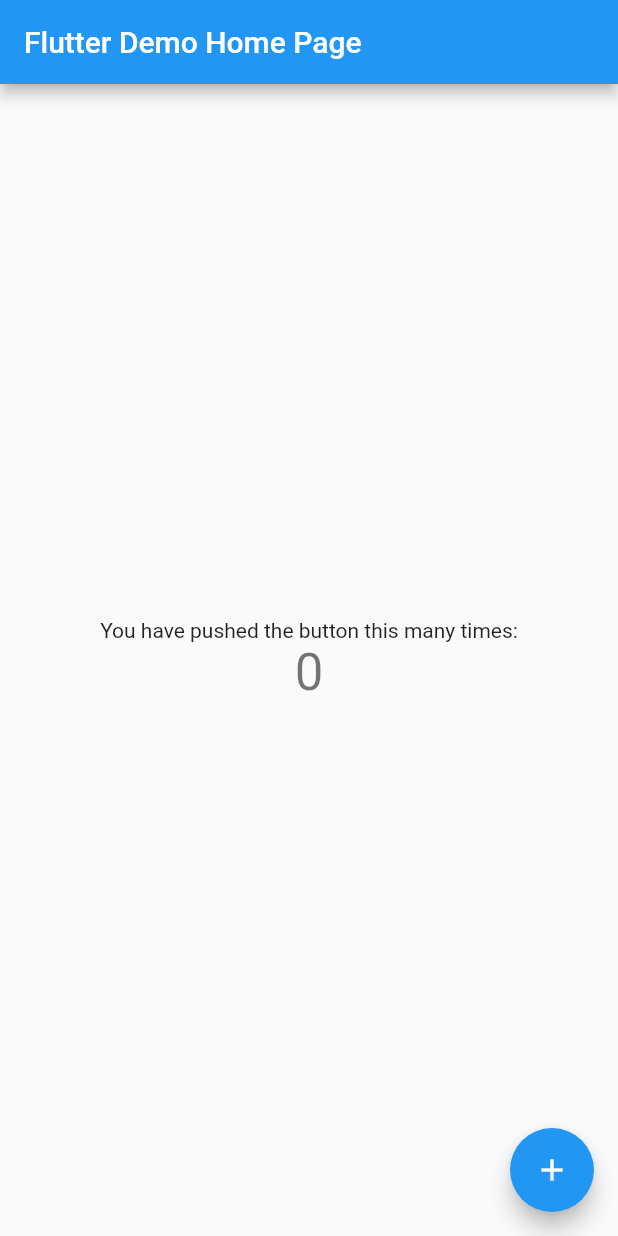
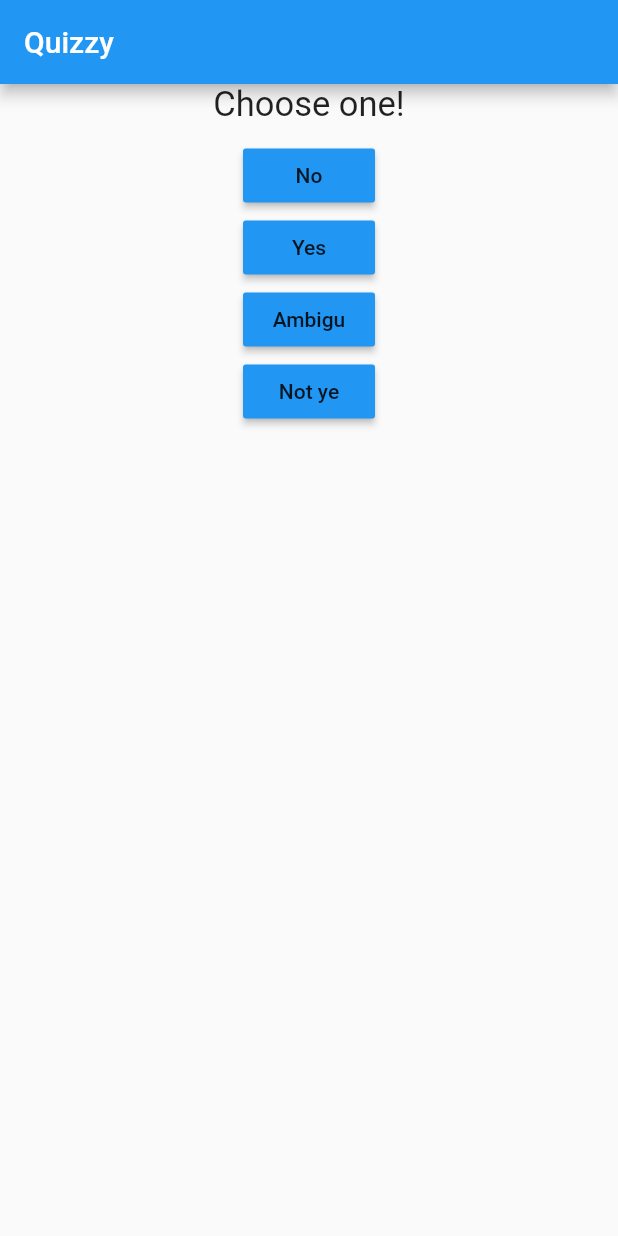
Before and after one commit to mosleim/belajar-flutter, a Flutter app: the screen it shows after launch, on a phone screen of 412 x 824 dp. Run offline on Flutter 3.47's test engine with Material 2 defaults, Android fonts, the phone set to English and light mode, and no system bars.

```diff
--- /dev/null
+++ b/basic1/lib/answer.dart
@@ -0,0 +1,21 @@
+import 'package:flutter/material.dart';
+
+class Answer extends StatelessWidget {
+  final Function(int) addScore;
+  final List<Map<String, Object>> answers;
+  Answer(this.answers, this.addScore);
+  @override
+  Widget build(BuildContext context) {
+    return Container(
+      margin: EdgeInsets.all(10.0),
+      child: Column(
+        children: answers
+            .map((element) => RaisedButton(color: Colors.blue,
+                  child: Text(element['name']),
+                  onPressed: ()=>addScore(element['score']),
+                ))
+            .toList(),
+      ),
+    );
+  }
+}
--- a/basic1/lib/main.dart
+++ b/basic1/lib/main.dart
@@ -1,111 +1,76 @@
+import 'package:basic1/quiz.dart';
+import 'package:basic1/result.dart';
 import 'package:flutter/material.dart';
+import 'package:flutter/widgets.dart';
 
 void main() => runApp(MyApp());
 
-class MyApp extends StatelessWidget {
-  // This widget is the root of your application.
+class MyApp extends StatefulWidget {
   @override
-  Widget build(BuildContext context) {
-    return MaterialApp(
-      title: 'Flutter Demo',
-      theme: ThemeData(
-        // This is the theme of your application.
-        //
-        // Try running your application with "flutter run". You'll see the
-        // application has a blue toolbar. Then, without quitting the app, try
-        // changing the primarySwatch below to Colors.green and then invoke
-        // "hot reload" (press "r" in the console where you ran "flutter run",
-        // or simply save your changes to "hot reload" in a Flutter IDE).
-        // Notice that the counter didn't reset back to zero; the application
-        // is not restarted.
-        primarySwatch: Colors.blue,
-      ),
-      home: MyHomePage(title: 'Flutter Demo Home Page'),
-    );
-  }
+  _MyAppState createState() => _MyAppState();
 }
 
-class MyHomePage extends StatefulWidget {
-  MyHomePage({Key key, this.title}) : super(key: key);
+class _MyAppState extends State<MyApp> {
+  final data = [
+    {
+      'question': "Choose one!",
+      'answers': [
+        {'name': 'No', 'score': 1},
+        {'name': 'Yes', 'score': 2},
+        {'name': 'Ambigu', 'score': 3},
+        {'name': 'Not ye', 'score': 4},
+      ],
+    },
+    {
+      'question': "Choose one!",
+      'answers': [
+        {'name': 'No', 'score': 1},
+        {'name': 'Yes', 'score': 2},
+        {'name': 'Ambigu', 'score': 3},
+        {'name': 'Not ye', 'score': 4},
+      ],
+    },
+    {
+      'question': "Choose one!",
+      'answers': [
+        {'name': 'No', 'score': 1},
+        {'name': 'Yes', 'score': 2},
+        {'name': 'Ambigu', 'score': 3},
+        {'name': 'Not ye', 'score': 4},
+      ],
+    },
+  ];
+  int indexQuestion = 0;
+  int totalScore = 0;
+  void addScore(int score) {
+    setState(() {
+      indexQuestion++;
+      totalScore += score;
+    });
+  }
 
-  // This widget is the home page of your application. It is stateful, meaning
-  // that it has a State object (defined below) that contains fields that affect
-  // how it looks.
+  void reset() {
+    setState(() {
+      indexQuestion = 0;
+      totalScore = 0;
+    });
+  }
 
-  // This class is the configuration for the state. It holds the values (in this
-  // case the title) provided by the parent (in this case the App widget) and
-  // used by the build method of the State. Fields in a Widget subclass are
-  // always marked "final".
-
-  final String title;
-
-  @override
-  _MyHomePageState createState() => _MyHomePageState();
-}
-
-class _MyHomePageState extends State<MyHomePage> {
-  int _counter = 0;
-
-  void _incrementCounter() {
-    setState(() {
-      // This call to setState tells the Flutter framework that something has
-      // changed in this State, which causes it to rerun the build method below
-      // so that the display can reflect the updated values. If we changed
-      // _counter without calling setState(), then the build method would not be
-      // called again, and so nothing would appear to happen.
-      _counter++;
-    });
+  Widget showQuiz() {
+    return (indexQuestion < data.length)
+        ? Quiz(data[indexQuestion], this.addScore)
+        : Result(totalScore, reset);
   }
 
   @override
   Widget build(BuildContext context) {
-    // This method is rerun every time setState is called, for instance as done
-    // by the _incrementCounter method above.
-    //
-    // The Flutter framework has been optimized to make rerunning build methods
-    // fast, so that you can just rebuild anything that needs updating rather
-    // than having to individually change instances of widgets.
-    return Scaffold(
-      appBar: AppBar(
-        // Here we take the value from the MyHomePage object that was created by
-        // the App.build method, and use it to set our appbar title.
-        title: Text(widget.title),
+    return MaterialApp(
+      home: Scaffold(
+        appBar: AppBar(
+          title: Text("Quizzy"),
+        ),
+        body: showQuiz(),
       ),
-      body: Center(
-        // Center is a layout widget. It takes a single child and positions it
-        // in the middle of the parent.
-        child: Column(
-          // Column is also layout widget. It takes a list of children and
-          // arranges them vertically. By default, it sizes itself to fit its
-          // children horizontally, and tries to be as tall as its parent.
-          //
-          // Invoke "debug painting" (press "p" in the console, choose the
-          // "Toggle Debug Paint" action from the Flutter Inspector in Android
-          // Studio, or the "Toggle Debug Paint" command in Visual Studio Code)
-          // to see the wireframe for each widget.
-          //
-          // Column has various properties to control how it sizes itself and
-          // how it positions its children. Here we use mainAxisAlignment to
-          // center the children vertically; the main axis here is the vertical
-          // axis because Columns are vertical (the cross axis would be
-          // horizontal).
-          mainAxisAlignment: MainAxisAlignment.center,
-          children: <Widget>[
-            Text(
-              'You have pushed the button this many times:',
-            ),
-            Text(
-              '$_counter',
-              style: Theme.of(context).textTheme.display1,
-            ),
-          ],
-        ),
-      ),
-      floatingActionButton: FloatingActionButton(
-        onPressed: _incrementCounter,
-        tooltip: 'Increment',
-        child: Icon(Icons.add),
-      ), // This trailing comma makes auto-formatting nicer for build methods.
     );
   }
 }
--- /dev/null
+++ b/basic1/lib/question.dart
@@ -0,0 +1,15 @@
+import 'package:flutter/material.dart';
+
+class Question extends StatelessWidget {
+  final String question;
+  Question(this.question);
+  @override
+  Widget build(BuildContext context) {
+    return Center(
+      child: Text(
+        this.question,
+        style: TextStyle(fontSize: 23.0),
+      ),
+    );
+  }
+}
--- /dev/null
+++ b/basic1/lib/quiz.dart
@@ -0,0 +1,18 @@
+import 'package:basic1/answer.dart';
+import 'package:basic1/question.dart';
+import 'package:flutter/material.dart';
+
+class Quiz extends StatelessWidget {
+  final Map<String, Object> quiz;
+  final Function(int) addScoore;
+  Quiz(this.quiz, this.addScoore);
+  @override
+  Widget build(BuildContext context) {
+    return Column(
+      children: <Widget>[
+        Question(quiz['question']),
+        Answer(quiz['answers'], addScoore)
+      ],
+    );
+  }
+}
--- /dev/null
+++ b/basic1/lib/result.dart
@@ -0,0 +1,29 @@
+import 'package:flutter/material.dart';
+
+class Result extends StatelessWidget {
+  final Function reset;
+  final int score;
+  Result(this.score, this.reset);
+  String get strScore {
+    return (score < 5) ? "Ugly!" : "Smart!";
+  }
+
+  @override
+  Widget build(BuildContext context) {
+    return Container(
+      margin: EdgeInsets.all(10.0),
+      child: Center(
+        child: Column(
+          children: <Widget>[
+            Text(strScore, style: TextStyle(fontSize: 34),),
+            RaisedButton(
+              child: Text("reset"),
+              onPressed: reset,
+              color: Colors.blue,
+            )
+          ],
+        ),
+      ),
+    );
+  }
+}
```
